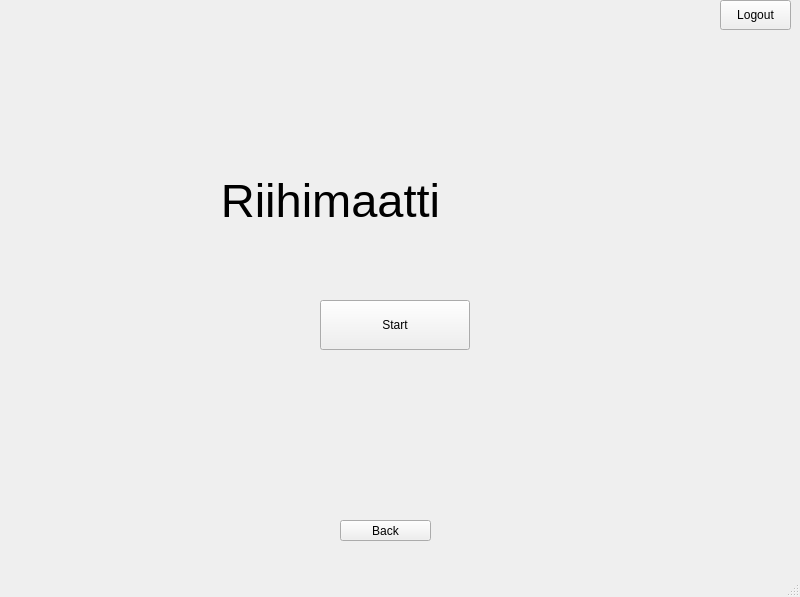
Before: the Qt Designer form bank-automat/mainwindow.ui in JansQ-75/Riihimaatti, drawn with Qt 5.
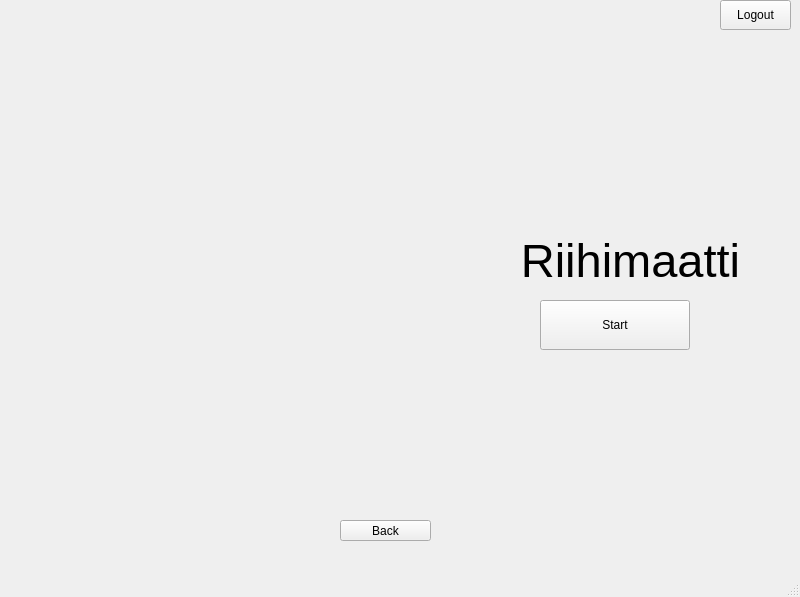
After: the same form once the commit is applied.

What changed in the file:
```diff
--- a/bank-automat/mainwindow.ui
+++ b/bank-automat/mainwindow.ui
@@ -36,8 +36,8 @@
      <widget class="QLabel" name="label_7">
       <property name="geometry">
        <rect>
-        <x>180</x>
-        <y>130</y>
+        <x>480</x>
+        <y>190</y>
         <width>301</width>
         <height>81</height>
        </rect>
@@ -57,7 +57,7 @@
      <widget class="QPushButton" name="btnStart">
       <property name="geometry">
        <rect>
-        <x>320</x>
+        <x>540</x>
         <y>270</y>
         <width>150</width>
         <height>50</height>
@@ -70,12 +70,18 @@
      <widget class="QLabel" name="label_logoStart">
       <property name="geometry">
        <rect>
-        <x>500</x>
-        <y>90</y>
-        <width>191</width>
-        <height>171</height>
+        <x>0</x>
+        <y>0</y>
+        <width>491</width>
+        <height>471</height>
        </rect>
       </property>
+      <property name="font">
+       <font>
+        <family>Script</family>
+        <bold>true</bold>
+       </font>
+      </property>
       <property name="text">
        <string/>
       </property>
```
Left out of the diff: 4 changed lines with no effect on the pictures.
